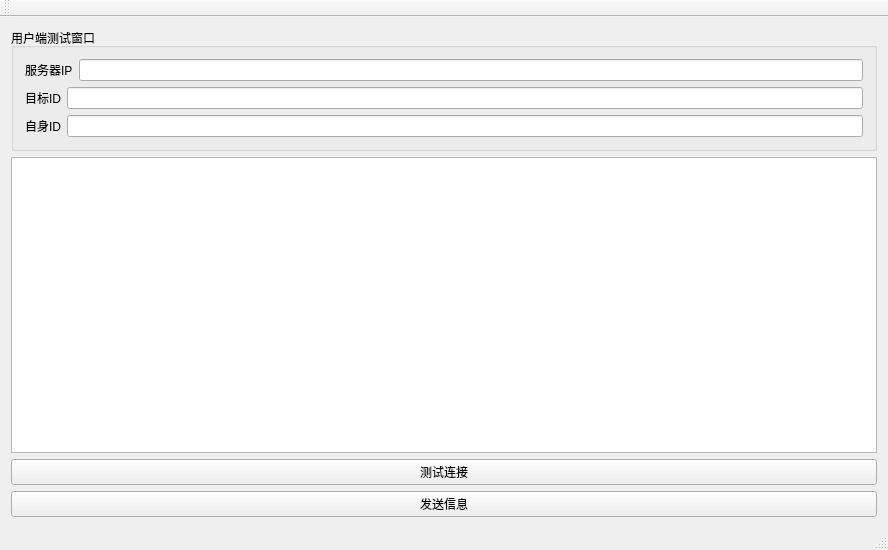
The window that bin/client/mainwindow.ui (Alanxtl/QT-myChat) describes before a commit, drawn with Qt 5.
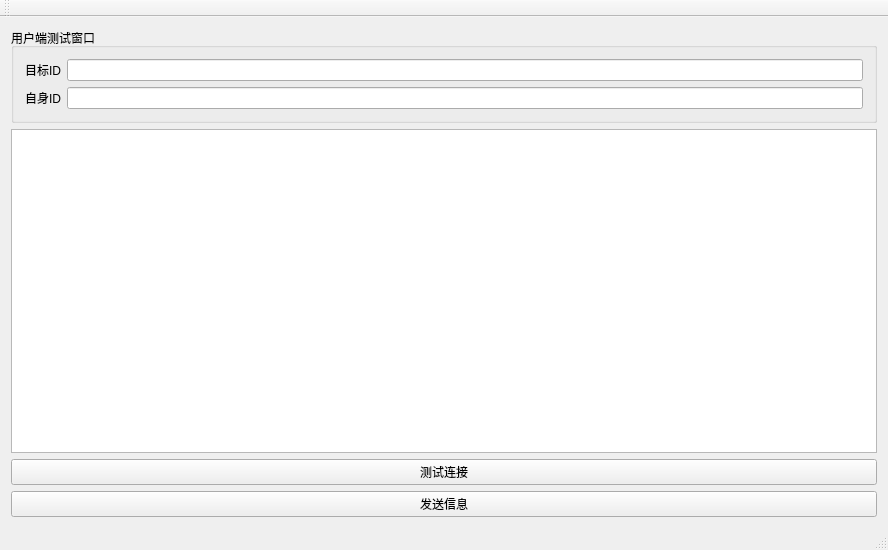
The same window after the commit.

Patch:
```diff
--- a/bin/client/mainwindow.ui
+++ b/bin/client/mainwindow.ui
@@ -24,18 +24,7 @@
         </property>
         <layout class="QVBoxLayout" name="verticalLayout">
          <item>
-          <layout class="QHBoxLayout" name="horizontalLayout">
-           <item>
-            <widget class="QLabel" name="label_IP">
-             <property name="text">
-              <string>服务器IP</string>
-             </property>
-            </widget>
-           </item>
-           <item>
-            <widget class="QLineEdit" name="lineEdit_IP"/>
-           </item>
-          </layout>
+          <layout class="QHBoxLayout" name="horizontalLayout"/>
          </item>
          <item>
           <layout class="QHBoxLayout" name="horizontalLayout_2">
```
Left out of the diff: 2 changed lines with no effect on the pictures.
